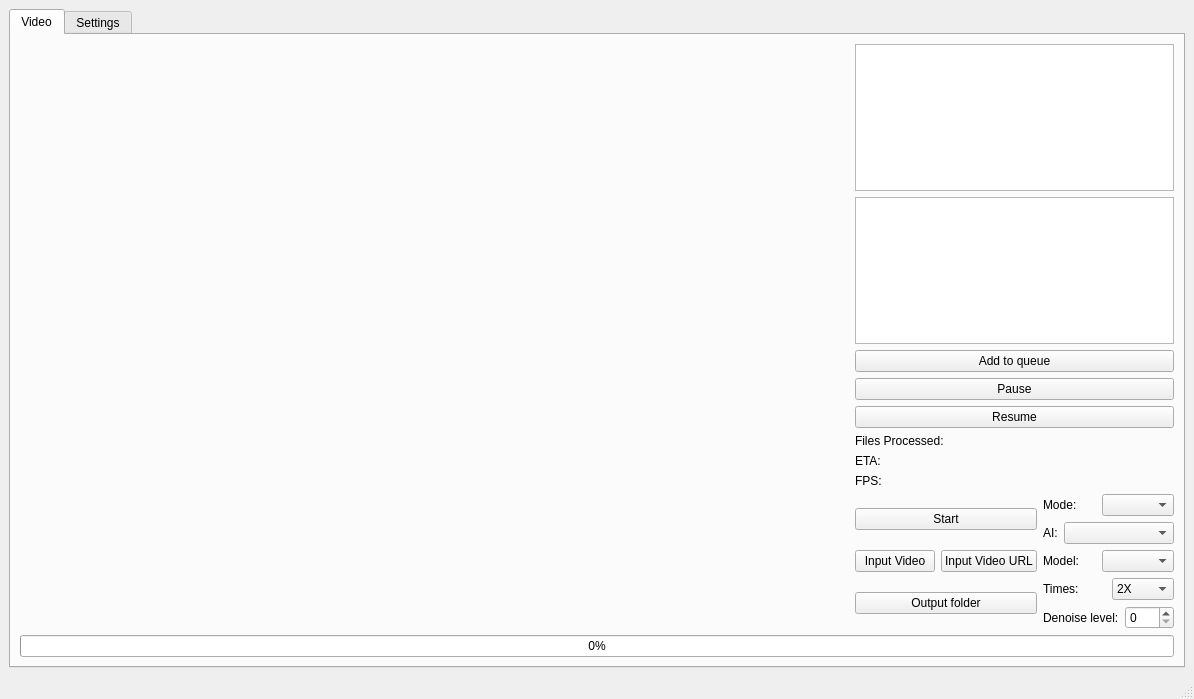
TNTwise/REAL-Video-Enhancer, file mainwindow.ui: the form before one commit.
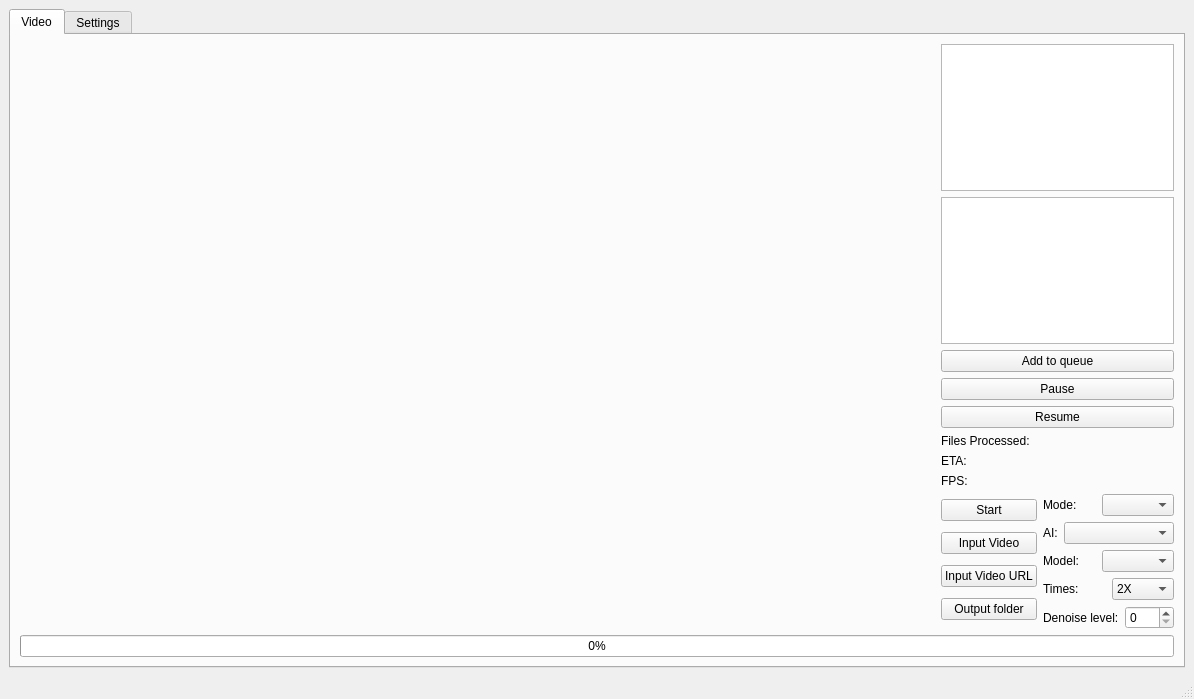
The form after the commit. Icons and pictures are not drawn.

```diff
--- a/mainwindow.ui
+++ b/mainwindow.ui
@@ -208,8 +208,6 @@
                  </widget>
                 </item>
                 <item>
-                 <layout class="QHBoxLayout" name="horizontalLayout_4">
-                  <item>
                    <widget class="QPushButton" name="Input_video_rife">
                     <property name="text">
                      <string>Input Video</string>
@@ -222,8 +220,6 @@
                      <string>Input Video URL</string>
                     </property>
                    </widget>
-                  </item>
-                 </layout>
                 </item>
                 <item>
                  <widget class="QPushButton" name="Output_folder_rife">
```
Lines whose indentation alone changed are shown as unchanged.
